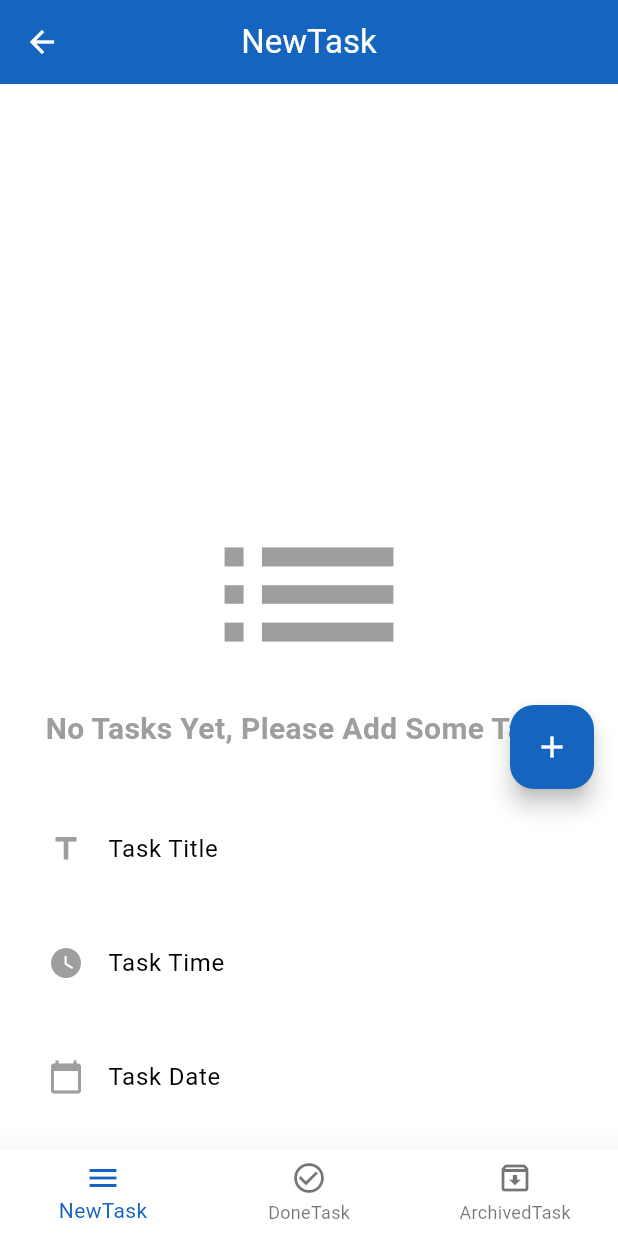
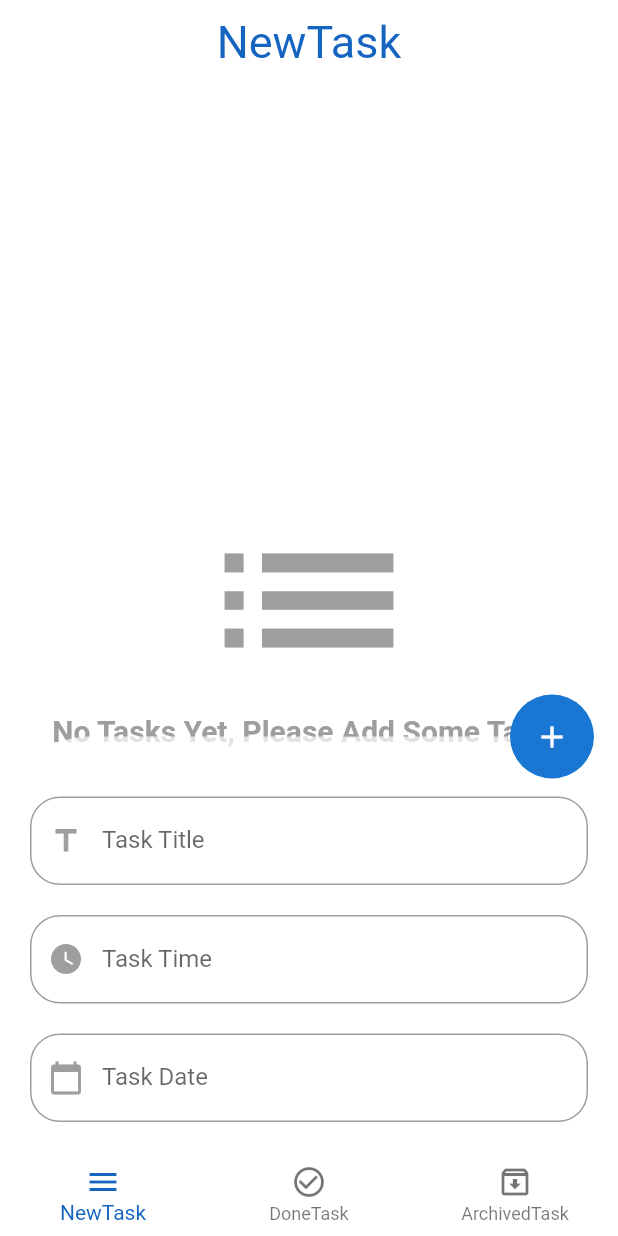
Before and after one commit to YossefHussein/todo_app, a Flutter app: the screen it shows after launch, after a tap on the "edit" icon, on a phone screen of 412 x 824 dp. Run offline on Flutter 3.47's test engine with Material 2 defaults, Android fonts, the phone set to English and light mode, and no system bars; our stand-ins replace bloc, conditional_builder_null_safety, flutter_bloc, sqflite; accounts and stored records are empty.

Commit message:
* update

```diff
--- a/lib/layout/home_layout.dart
+++ b/lib/layout/home_layout.dart
@@ -41,27 +41,33 @@ class HomeLayout extends StatelessWidget {
         builder: (context, state) {
           AppCubit cubit = AppCubit.get(context);
           return MaterialApp(
-            // theme
+            // theme of app
             theme: ThemeData(
-              useMaterial3: true,
+              // useMaterial3: true,
               scaffoldBackgroundColor: pScaffoldBackgroundColor,
               appBarTheme: AppBarTheme(
                 centerTitle: true,
-                color: pColor,
-                foregroundColor: pTextAppBarColor,
-              ),
-              floatingActionButtonTheme: FloatingActionButtonThemeData(
-                backgroundColor: pColor,
+                elevation: 0.0,
+                backgroundColor: pAppBarBackgroundColor,
+                titleTextStyle: TextStyle(
+                  color: pColor,
+                  fontSize: 30,
+                ),
               ),
               bottomNavigationBarTheme: BottomNavigationBarThemeData(
                 type: BottomNavigationBarType.fixed,
                 showSelectedLabels: true,
+                enableFeedback: true,
+                elevation: 0.0,
                 backgroundColor: pBottomNavigationBarColor,
-                elevation: 20,
+              ),
+              floatingActionButtonTheme: FloatingActionButtonThemeData(
+                elevation: 0,
+                enableFeedback: true,
               ),
               bottomSheetTheme: BottomSheetThemeData(
-                // backgroundColor: pBottomSheetColor,
-                elevation: 20,
+                elevation: 0.0,
+                backgroundColor: pBottomSheetColor,
                 shape: RoundedRectangleBorder(
                   borderRadius: BorderRadius.only(
                     topLeft: Radius.circular(pBorderRadius * 2),
@@ -81,7 +87,9 @@ class HomeLayout extends StatelessWidget {
               key: scaffoldKey,
               appBar: AppBar(
                 // when click on any scree change the appBar to name his screen
-                title: Text(cubit.title[cubit.currentIndex]),
+                title: Text(
+                  cubit.title[cubit.currentIndex],
+                ),
               ),
               body: ConditionalBuilder(
                 condition: true,
@@ -219,10 +227,7 @@ class HomeLayout extends StatelessWidget {
                 child: Icon(cubit.fabIcon),
               ),
               bottomNavigationBar: BottomNavigationBar(
-                type: BottomNavigationBarType.fixed,
-                showSelectedLabels: true,
                 currentIndex: cubit.currentIndex,
-                elevation: 20,
                 onTap: (index) {
                   cubit.changeIndex(index);
                 },
--- a/lib/main.dart
+++ b/lib/main.dart
@@ -1,12 +1,7 @@
 import 'package:flutter/material.dart';
 import 'package:flutter_bloc/flutter_bloc.dart';
 import 'package:todo_app/shared/bloc/my_bloc_observer.dart';
-
 import 'layout/home_layout.dart';
-import 'shared/bloc/app_cubit.dart';
-import 'shared/bloc/states.dart';
-import 'shared/components/constant.dart';
-import 'shared/styles/color.dart';
 
 void main() {
   // this you call bloc observer
--- a/lib/shared/bloc/app_cubit.dart
+++ b/lib/shared/bloc/app_cubit.dart
@@ -2,10 +2,10 @@ import 'package:flutter/material.dart';
 import 'package:flutter_bloc/flutter_bloc.dart';
 import 'package:sqflite/sqflite.dart';
 
-import 'states.dart';
 import '../../modules/archived_task_module.dart';
 import '../../modules/done_task_module.dart';
 import '../../modules/new_task_module.dart';
+import 'states.dart';
 
 class AppCubit extends Cubit<AppState> {
   AppCubit() : super(AppInitialState());
@@ -36,8 +36,10 @@ class AppCubit extends Cubit<AppState> {
   /// tasks save here
   // this for new screen
   List<Map> newTasks = [];
+
   // this for done screen
   List<Map> doneTasks = [];
+
   // this for archived
   List<Map> archivedTasks = [];
 
@@ -163,7 +165,7 @@ class AppCubit extends Cubit<AppState> {
       });
       // this for see content of database on console
       print(
-          "database content \n [ $newTasks ] , [ $doneTasks ] , [ $archivedTasks ]");
+          "database content \n new task list: \n [ $newTasks ] ,done task list: \n [ $doneTasks ] ,archived tasks list: \n [ $archivedTasks ]");
       emit(AppGetDatabaseState());
     });
   }
--- a/lib/shared/components/components.dart
+++ b/lib/shared/components/components.dart
@@ -1,5 +1,4 @@
 import 'package:flutter/material.dart';
-
 import '../bloc/app_cubit.dart';
 import '../styles/color.dart';
 import 'constant.dart';
@@ -11,7 +10,6 @@ Widget buildTaskItem({
   required BuildContext context,
 }) {
   return Dismissible(
-
       key: Key(model['id'].toString()),
       onDismissed: (direction) {
         AppCubit.get(context).deleteDate(id: model['id']);
@@ -27,7 +25,6 @@ Widget buildTaskItem({
                 '${model['time']}',
                 style: TextStyle(color: Colors.white),
               ),
-              backgroundColor: sColor,
             ),
             SizedBox(width: pSizeBox),
             Expanded(
--- a/lib/shared/styles/color.dart
+++ b/lib/shared/styles/color.dart
@@ -1,9 +1,9 @@
 import 'package:flutter/material.dart';
 
-// var pBottomSheetColor = Colors.white;
+var pBottomSheetColor = Colors.white70;
 var pScaffoldBackgroundColor = Colors.white;
 var pBottomNavigationBarColor = Colors.white;
-var pTextAppBarColor= Colors.white;
+var pAppBarBackgroundColor = Colors.white;
 var pIconColor = Colors.grey;
 var pColor = Colors.blue.shade800;
 var sColor = Colors.blue.shade700;
```
Also changed, not shown: 1 other file.
